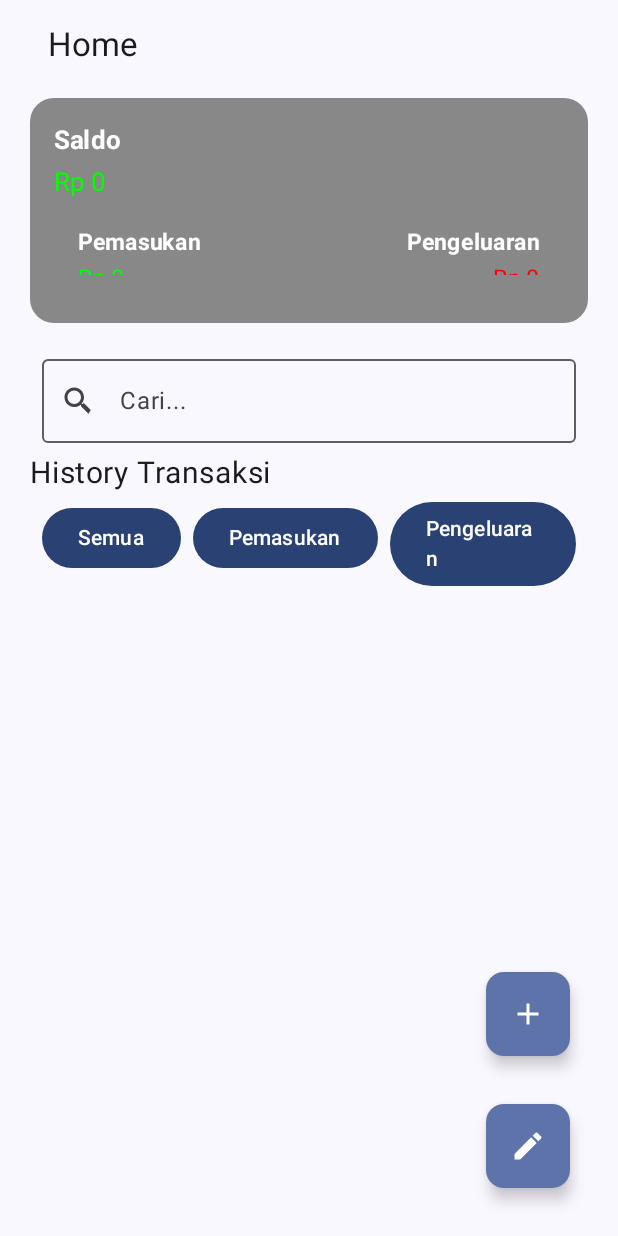
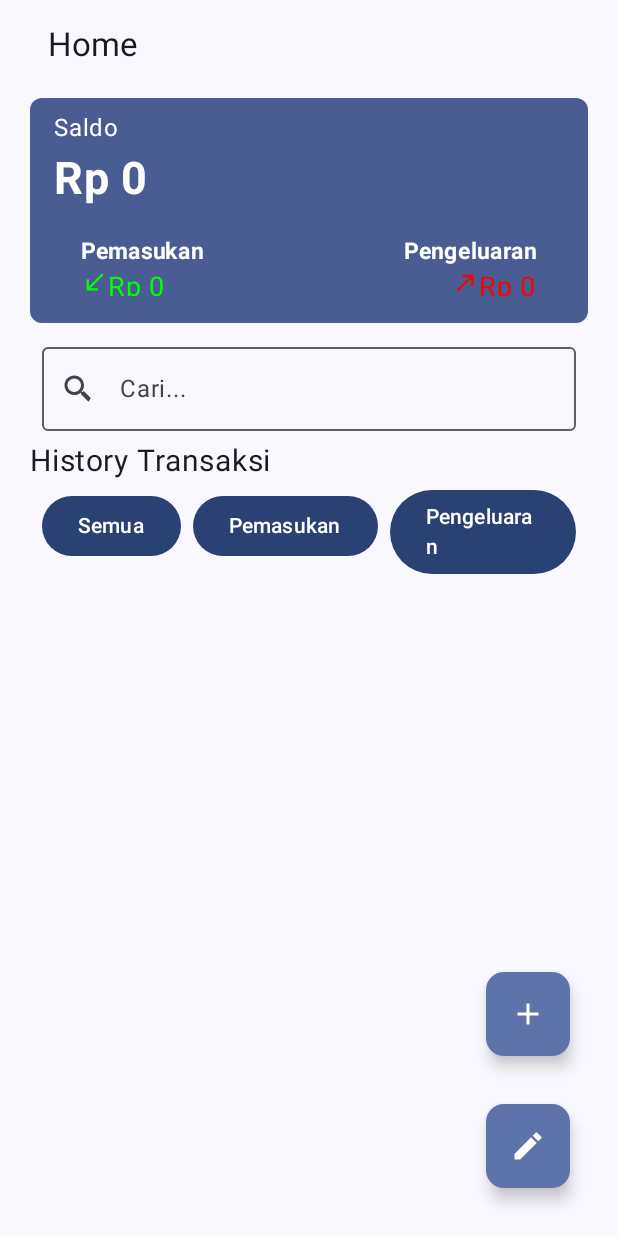
Before and after one commit to SitiMarfungahDwiLestari/Keuangan, an Android app built with Jetpack Compose: the screen it shows after launch (MainActivity), on a phone screen of 412 x 824 dp. Run offline under Robolectric (Android 15) with nearby library versions, the light colour scheme and no system bars; our stand-ins replace Firebase (no records; nobody signed in at launch, a user with empty details on screens opened directly).

Commit message:
Last Change

```diff
--- a/app/src/main/java/com/example/keuangan/nav/NavGraph.kt
+++ b/app/src/main/java/com/example/keuangan/nav/NavGraph.kt
@@ -8,7 +8,6 @@ import androidx.navigation.NavHostController
 import androidx.navigation.compose.NavHost
 import androidx.navigation.compose.composable
 import com.example.keuangan.ui.halaman.AddDataScreen
-import com.example.keuangan.ui.halaman.AddPengeluaran
 import com.example.keuangan.ui.halaman.GetDataScreen
 import com.example.keuangan.ui.halaman.Home
 import com.example.keuangan.util.PengeluaranViewModel
@@ -57,14 +56,5 @@ fun NavGraph(
                 pengeluaranViewModel = pengeluaranViewModel
                 )
         }
-        //add Pengeluaran
-        composable(
-            route = Screens.AddPengeluaran.route
-        ) {
-            AddPengeluaran(
-                navController = navController,
-                pengeluaranViewModel = pengeluaranViewModel
-            )
-        }
     }
 }
--- a/app/src/main/java/com/example/keuangan/nav/Screens.kt
+++ b/app/src/main/java/com/example/keuangan/nav/Screens.kt
@@ -4,5 +4,4 @@ sealed class Screens(val route: String) {
     object Home: Screens(route = "Home")
     object GetDataScreen: Screens(route = "get_data_screen")
     object AddDataScreen: Screens(route = "add_data_screen")
-    object AddPengeluaran: Screens(route = "add_pengeluaran")
 }
--- a/app/src/main/java/com/example/keuangan/ui/halaman/GetDataScreen.kt
+++ b/app/src/main/java/com/example/keuangan/ui/halaman/GetDataScreen.kt
@@ -75,7 +75,6 @@ fun GetDataScreen(
             horizontalAlignment = Alignment.CenterHorizontally,
             verticalArrangement = Arrangement.Center
         ) {
-            // userID
             Row(
                 modifier = Modifier.fillMaxWidth(),
                 verticalAlignment = Alignment.CenterVertically
@@ -90,7 +89,6 @@ fun GetDataScreen(
                         Text(text = "id")
                     }
                 )
-                // get user data Button
                 Button(
                     modifier = Modifier
                         .padding(start = 10.dp)
@@ -119,7 +117,6 @@ fun GetDataScreen(
                     Text(text = "Get Data")
                 }
             }
-            // Name
             OutlinedTextField(
                 modifier = Modifier.fillMaxWidth(),
                 value = tanggal,
@@ -130,7 +127,6 @@ fun GetDataScreen(
                     Text(text = "Tanggal")
                 }
             )
-            // Profession
             OutlinedTextField(
                 modifier = Modifier.fillMaxWidth(),
                 value = kategori,
@@ -141,7 +137,6 @@ fun GetDataScreen(
                     Text(text = "Kategori")
                 }
             )
-            // Profession
             OutlinedTextField(
                 modifier = Modifier.fillMaxWidth(),
                 value = deskripsi,
@@ -152,7 +147,6 @@ fun GetDataScreen(
                     Text(text = "deskripsi")
                 }
             )
-            // Age
             OutlinedTextField(
                 modifier = Modifier.fillMaxWidth(),
                 value = nominal,
--- a/app/src/main/java/com/example/keuangan/ui/halaman/Home.kt
+++ b/app/src/main/java/com/example/keuangan/ui/halaman/Home.kt
@@ -67,10 +67,8 @@ fun Home(
     modifier: Modifier = Modifier,
 
     ){
-//    val scrollBehavior = TopAppBarDefaults.enterAlwaysScrollBehavior()
 
     Scaffold (
-//        modifier = modifier.nestedScroll(scrollBehavior.nestedScrollConnection),
 
         topBar = {
             TopAppBar(
@@ -178,8 +176,6 @@ fun BodyHome(
         modifier = Modifier
             .padding(start = 20.dp, end = 20.dp, top = 65.dp)
             .fillMaxSize(),
-//        horizontalAlignment = Alignment.CenterHorizontally,
-//        verticalArrangement = Arrangement.spacedBy(16.dp)
     ) {
         item {
             Box(
@@ -187,37 +183,43 @@ fun BodyHome(
                     .height(150.dp)
                     .fillMaxWidth()
                     .background(
-                        color = Color.Gray,
-                        shape = RoundedCornerShape(size = 16.dp)
-                    )
+                        color = Color(0xFF495D92),
+                        shape = RoundedCornerShape(8.dp),
+                    ),
+
             ) {
                 Column(
                     modifier = Modifier
                         .fillMaxSize()
-                        .padding(16.dp),
-                    verticalArrangement = Arrangement.Top,
-                    horizontalAlignment = Alignment.Start
+                        .padding(start = 16.dp, end = 16.dp, top = 8.dp),
+                    verticalArrangement = Arrangement.Center,
+                    horizontalAlignment = Alignment.Start,
                     ) {
                     Box(
                         modifier = Modifier
-                            .fillMaxWidth()
+                            .fillMaxWidth(),
+
                     ) {
                         Text(
                             "Saldo",
-                            fontWeight = FontWeight.Bold,
-                            fontSize = 17.sp,
+
+                            fontSize = 16.sp,
                             color = Color.White
                         )
                     }
                     Spacer(modifier = Modifier.height(4.dp))
+                    Box {
                         Text("Rp $saldo",
-                        color = Color.Green,
-                        fontSize = 17.sp
+                            color = Color.White,
+                            fontSize = 30.sp,
+                            fontWeight = FontWeight.Bold,
                         )
+                    }
+
                     Row(
                         modifier = Modifier
                             .fillMaxSize()
-                            .padding(16.dp),
+                            .padding(18.dp),
                         horizontalArrangement = Arrangement.SpaceBetween,
                         verticalAlignment = Alignment.Top
                     ) {
@@ -232,11 +234,24 @@ fun BodyHome(
                                 fontSize = 15.sp,
                                 color = Color.White
                             )
+                            Row{
+                                Box{
+                                    Icon(
+                                        painter = painterResource(id = R.drawable.pemasukan),
+                                        contentDescription = "pemasukan",
+                                        tint = Color.Green
+                                    )
+                                }
+                                Box{
                                     Text(
                                         "Rp $saldomasuk",
                                         color = Color.Green,
-                                fontSize = 15.sp
+                                        fontSize = 18.sp
                                     )
+                                }
+
+                            }
+
                         }
                         Column(
                             modifier = Modifier.weight(1f),
@@ -249,21 +264,29 @@ fun BodyHome(
                                 fontSize = 15.sp,
                                 color = Color.White
                             )
+                            Row{
+                                Box {
+                                    Icon(
+                                        painter = painterResource(id = R.drawable.pengeluaran),
+                                        contentDescription = "pengeluaran",
+                                        tint = Color.Red
+                                    )
+                                }
+                                Box{
                                     Text(
                                         text = "Rp $saldokeluar",
                                         color = Color.Red,
-                                fontSize = 15.sp
+                                        fontSize = 18.sp
                                     )
+                                }
+                            }
+
                         }
                     }
                 }
             }
         }
 
-
-        item{
-            Spacer(modifier = Modifier.height(8.dp))
-        }
         item {
             Search(
                 searchQuery = search,
```
Also changed, not shown: app/src/main/java/com/example/keuangan/ui/halaman/AddPengeluaran.kt (deleted, +0 -138 lines). Lines whose indentation alone changed are shown as unchanged.
